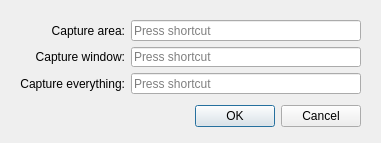
Old version of the form settings.ui in the repository tjubutsi/Skypush.
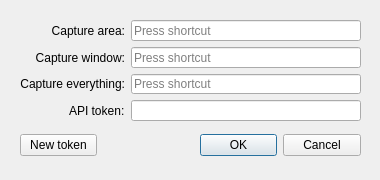
New version of the form.

Commit message: token and settingsmanager

```diff
--- a/settings.ui
+++ b/settings.ui
@@ -6,20 +6,26 @@
    <rect>
     <x>0</x>
     <y>0</y>
-    <width>381</width>
-    <height>143</height>
+    <width>380</width>
+    <height>180</height>
    </rect>
   </property>
+  <property name="sizePolicy">
+   <sizepolicy hsizetype="Expanding" vsizetype="Expanding">
+    <horstretch>0</horstretch>
+    <verstretch>0</verstretch>
+   </sizepolicy>
+  </property>
   <property name="windowTitle">
    <string>Skypush - Settings</string>
   </property>
   <widget class="QDialogButtonBox" name="buttonBox">
    <property name="geometry">
     <rect>
-     <x>20</x>
-     <y>100</y>
-     <width>341</width>
-     <height>32</height>
+     <x>200</x>
+     <y>130</y>
+     <width>161</width>
+     <height>31</height>
     </rect>
    </property>
    <property name="orientation">
@@ -35,7 +41,7 @@
      <x>20</x>
      <y>20</y>
      <width>341</width>
-     <height>74</height>
+     <height>101</height>
     </rect>
    </property>
    <layout class="QFormLayout" name="formLayout">
@@ -81,6 +87,35 @@
     <item row="2" column="1">
      <widget class="QKeySequenceEdit" name="editEverythingHotkey"/>
     </item>
+    <item row="3" column="0">
+     <widget class="QLabel" name="label_4">
+      <property name="text">
+       <string>API token:</string>
+      </property>
+     </widget>
+    </item>
+    <item row="3" column="1">
+     <widget class="QLineEdit" name="tokenLineEdit"/>
+    </item>
+   </layout>
+  </widget>
+  <widget class="QWidget" name="verticalLayoutWidget">
+   <property name="geometry">
+    <rect>
+     <x>20</x>
+     <y>130</y>
+     <width>77</width>
+     <height>31</height>
+    </rect>
+   </property>
+   <layout class="QVBoxLayout" name="verticalLayout">
+    <item>
+     <widget class="QPushButton" name="regenerateTokenButton">
+      <property name="text">
+       <string>New token</string>
+      </property>
+     </widget>
+    </item>
    </layout>
   </widget>
  </widget>
```
Left out of the diff: 24 changed lines with no effect on the pictures. The commit also changes 9 other files.
